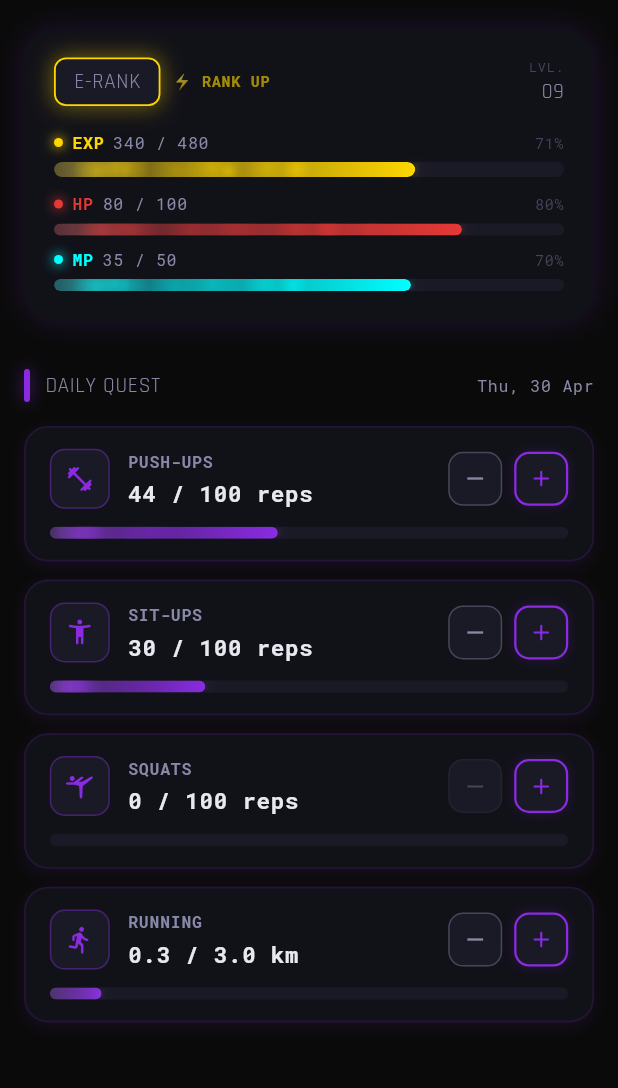
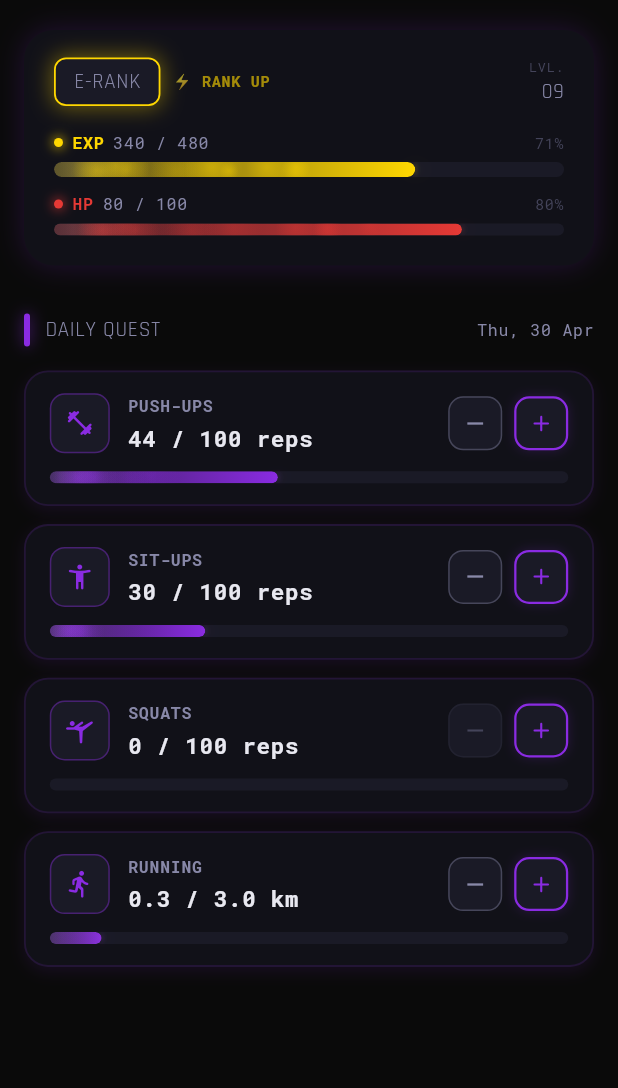
Before and after one commit to M1nkyLab/Solo-Levelling-App, a Flutter app: the screen it shows after launch, after a tap on the "remove" icon, on a phone screen of 412 x 824 dp, the part 84-1172 px from its top. Run offline on Flutter 3.47's test engine with Material 3 defaults, Android fonts, the phone set to English and light mode, and no system bars; our stand-ins replace google_fonts; statements that could not run were skipped.

Commit message:
UI/UX: remove Mana Points (MP) from the entire application

```diff
--- a/lib/logic/system_logic.dart
+++ b/lib/logic/system_logic.dart
@@ -108,24 +108,6 @@ abstract final class SystemLogic {
     return baseMaxHp + (safeVit * hpPerVitality);
   }
 
-  // ── MP ───────────────────────────────────────────────────────────────────
-
-  /// Base Max MP before any Intelligence bonus.
-  static const int baseMaxMp = 50;
-
-  /// MP gained per point of Intelligence.
-  static const int mpPerIntelligence = 3;
-
-  /// Calculates the hunter's maximum MP from their Intelligence stat.
-  ///
-  /// Formula: `baseMaxMp + (intelligence × mpPerIntelligence)`
-  ///
-  /// [intelligence] must be ≥ 0; negative values are clamped to 0.
-  static int calculateMaxMp({required int intelligence}) {
-    final int safeInt = intelligence.clamp(0, 9999);
-    return baseMaxMp + (safeInt * mpPerIntelligence);
-  }
-
   // ── Rank ─────────────────────────────────────────────────────────────────
 
   /// Returns the [HunterRank] enum value for the given [totalLevel].
--- a/lib/screens/dashboard_screen.dart
+++ b/lib/screens/dashboard_screen.dart
@@ -55,8 +55,6 @@ class _DashboardScreenState extends State<DashboardScreen>
   int    _level      = 9;
   int    _currentHp  = 80;
   int    _maxHp      = 100;
-  int    _currentMp  = 35;
-  int    _maxMp      = 50;
   int    _currentXp  = 340;
   int    _maxXp      = 480;
 
@@ -153,8 +151,6 @@ class _DashboardScreenState extends State<DashboardScreen>
                       maxXp:      _maxXp,
                       currentHp:  _currentHp,
                       maxHp:      _maxHp,
-                      currentMp:  _currentMp,
-                      maxMp:      _maxMp,
                     ),
                     const SizedBox(height: 24),
                     _buildQuestSection(),
--- a/lib/theme/app_theme.dart
+++ b/lib/theme/app_theme.dart
@@ -17,8 +17,6 @@ class ShadowColors {
   static const Color amethyst       = Color(0xFF8A2BE2); // Primary – glowing purple
   static const Color amethystLight  = Color(0xFFAB5CF7); // Hover / highlight
   static const Color amethystGlow   = Color(0x448A2BE2); // Shadow / glow tint
-  static const Color icyCyan        = Color(0xFF00FFFF); // Secondary – mana / MP
-  static const Color icyCyanGlow    = Color(0x3300FFFF); // Cyan glow tint
 
   // Text
   static const Color textPrimary    = Color(0xFFE8E8F0); // Off-white headlines
@@ -27,10 +25,9 @@ class ShadowColors {
 
   // Status
   static const Color hpRed          = Color(0xFFE53935); // Health bar
-  static const Color mpBlue         = icyCyan;           // Mana bar
-  static const Color xpGold         = Color(0xFFFFD700); // XP / reward
   static const Color success        = Color(0xFF4CAF50);
   static const Color warning        = Color(0xFFFFA726);
+  static const Color xpGold         = Color(0xFFFFD700); // XP / reward
 }
 
 // ─────────────────────────────────────────────
@@ -81,7 +78,7 @@ class AppTheme {
         brightness: Brightness.dark,
         primary:          ShadowColors.amethyst,
         onPrimary:        ShadowColors.textPrimary,
-        secondary:        ShadowColors.icyCyan,
+        secondary:        ShadowColors.amethystLight,
         onSecondary:      ShadowColors.obsidian,
         surface:          ShadowColors.surface,
         onSurface:        ShadowColors.textPrimary,
--- a/lib/widgets/player_status_header.dart
+++ b/lib/widgets/player_status_header.dart
@@ -32,10 +32,6 @@ class PlayerStatusHeader extends StatefulWidget {
   final int currentHp;
   final int maxHp;
 
-  // ── MP ────────────────────────────────────────────────────────────────────
-  final int currentMp;
-  final int maxMp;
-
   const PlayerStatusHeader({
     super.key,
     required this.level,
@@ -44,8 +40,6 @@ class PlayerStatusHeader extends StatefulWidget {
     required this.maxXp,
     required this.currentHp,
     required this.maxHp,
-    required this.currentMp,
-    required this.maxMp,
   });
 
   @override
@@ -143,18 +137,6 @@ class _PlayerStatusHeaderState extends State<PlayerStatusHeader>
               current: widget.currentHp,
               max: widget.maxHp,
               color: ShadowColors.hpRed,
-              barHeight: 8,
-              particleCount: 18,
-            ),
-
-            const SizedBox(height: 8),
-
-            // ── MP bar ────────────────────────────────────────────────────
-            _StatSection(
-              label: 'MP',
-              current: widget.currentMp,
-              max: widget.maxMp,
-              color: ShadowColors.icyCyan,
               barHeight: 8,
               particleCount: 18,
             ),
--- a/lib/widgets/shadow_card.dart
+++ b/lib/widgets/shadow_card.dart
@@ -215,24 +215,6 @@ class StatCard extends StatelessWidget {
   }
 }
 
-/// Mana-themed card using icy cyan accent.
-class ManaCard extends StatelessWidget {
-  final String title;
-  final String value;
-
-  const ManaCard({super.key, required this.title, required this.value});
-
-  @override
-  Widget build(BuildContext context) {
-    return ShadowCard(
-      title: title,
-      value: value,
-      icon: Icons.water_drop_rounded,
-      accentColor: ShadowColors.icyCyan,
-    );
-  }
-}
-
 /// HP card using the red health accent.
 class HpCard extends StatelessWidget {
   final int currentHp;
--- a/lib/widgets/smoky_progress_bar.dart
+++ b/lib/widgets/smoky_progress_bar.dart
@@ -51,6 +51,10 @@ class _SmokePainter extends CustomPainter {
   void paint(Canvas canvas, Size size) {
     final double w = size.width;
     final double h = size.height;
+
+    // Guard: skip painting if laid out with zero size
+    if (w <= 0 || h <= 0) return;
+
     final double fillW = (w * fillProgress).clamp(0.0, w);
 
     // ── 1. Track ────────────────────────────────────────────────
@@ -66,6 +70,9 @@ class _SmokePainter extends CustomPainter {
       Rect.fromLTWH(0, 0, fillW, h),
       Radius.circular(barRadius),
     );
+
+    // Guard: skip fill painting if fill width is negligibly small
+    if (fillW < 1) return;
 
     // ── 2. Clip to filled region ─────────────────────────────────
     canvas.save();
@@ -115,23 +122,30 @@ class _SmokePainter extends CustomPainter {
 
       final Offset center = Offset(px, py);
 
-      // Soft radial gradient puff
+      // Soft radial gradient puff — skip if radius would be zero
+      final double drawR = r * 2.5;
+      if (drawR < 0.5) continue;
+
       canvas.drawCircle(
         center,
-        r * 2.5,
+        drawR,
         Paint()
           ..shader = RadialGradient(
             colors: [
               accentColor.withOpacity(p.opacity * edgeFade * 0.9),
               accentColor.withOpacity(0),
             ],
-          ).createShader(Rect.fromCircle(center: center, radius: r * 2.5)),
+          ).createShader(Rect.fromCircle(center: center, radius: drawR)),
       );
     }
 
     // ── 5. Shimmer sweep ─────────────────────────────────────────
     // A bright band that slowly sweeps across the filled area
     final double shimmerPos = (smokeTime * 0.35 % 1.5 - 0.25) * fillW;
+    // Only draw shimmer if the shader rect has a non-zero width
+    const double shimmerW = 160.0;
+    final Rect shimmerRect = Rect.fromLTWH(shimmerPos - shimmerW / 2, 0, shimmerW, h);
+    if (shimmerRect.width > 0 && shimmerRect.height > 0) {
       canvas.drawRRect(
         fillRRect,
         Paint()
@@ -142,9 +156,9 @@ class _SmokePainter extends CustomPainter {
               Colors.transparent,
             ],
             stops: const [0.0, 0.5, 1.0],
-        ).createShader(
-            Rect.fromLTWH(shimmerPos - 80, 0, 160, h)),
+          ).createShader(shimmerRect),
       );
+    }
 
     canvas.restore();
 
```
Lines whose indentation alone changed are shown as unchanged.
